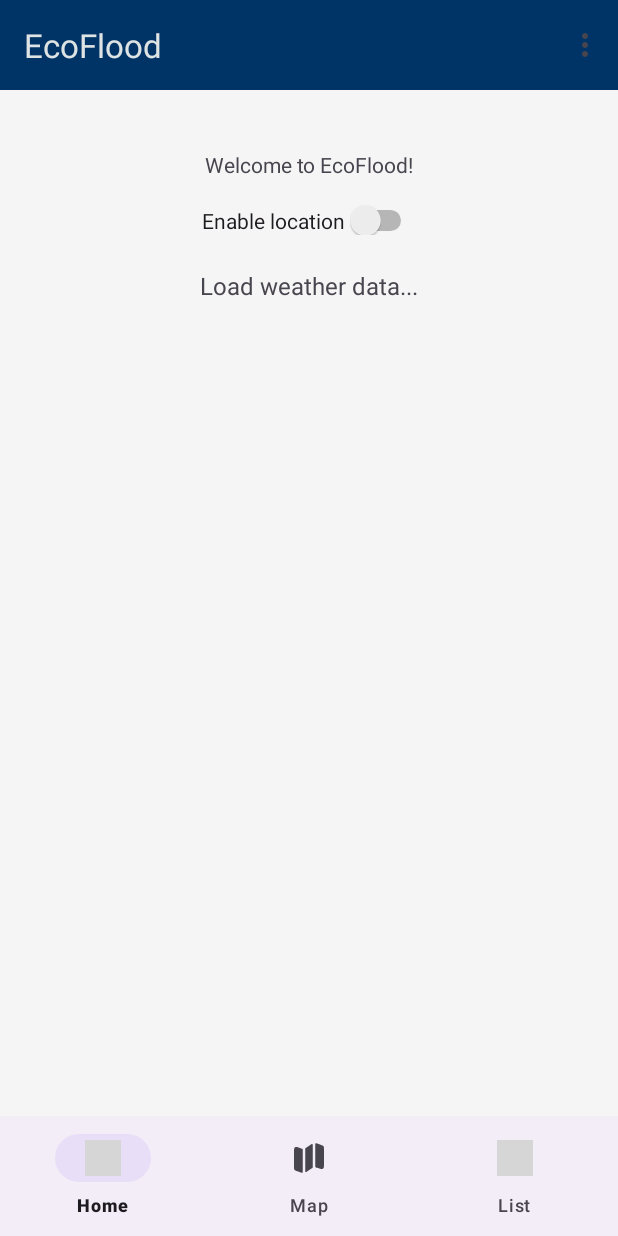
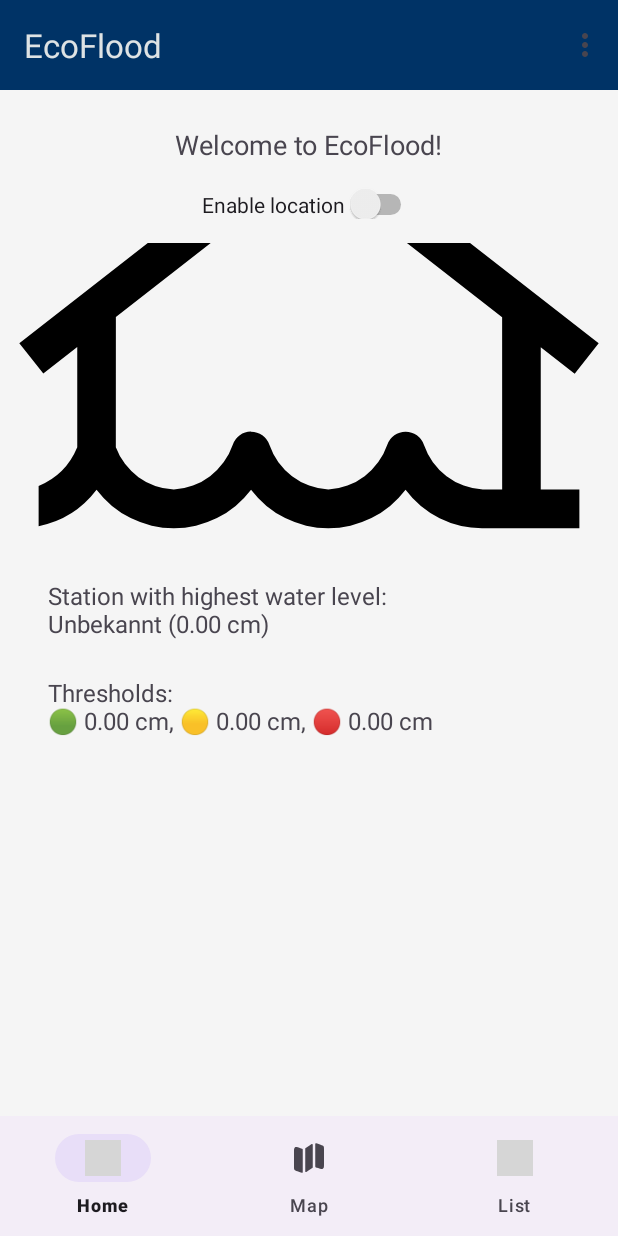
Before and after one commit to kliniik/MAD_Kotlin, an Android app: the screen it shows after launch (MainActivity), on a phone screen of 412 x 824 dp. Run offline under Robolectric (Android 15) with nearby library versions, the phone set to English and light mode, and no system bars; network calls fail; pictures from the network do not load; grey boxes are pictures that could not be loaded.

Commit message:
Added Image and other content on Home

```diff
--- a/app/build.gradle.kts
+++ b/app/build.gradle.kts
@@ -66,4 +66,8 @@ dependencies {
     implementation(libs.retrofit)
     implementation(libs.converter.gson)
     implementation(libs.logging.interceptor)
+
+    // Dependencies for glide
+    implementation(libs.glide)
+    kapt(libs.compiler)
 }
--- a/app/src/main/java/es/upm/btb/madproject/MainActivity.kt
+++ b/app/src/main/java/es/upm/btb/madproject/MainActivity.kt
@@ -23,14 +23,20 @@ import com.google.android.material.bottomnavigation.BottomNavigationView
 import com.google.android.material.navigation.NavigationView
 import androidx.drawerlayout.widget.DrawerLayout
 import android.os.Build
-
 import android.provider.Settings
 
 import androidx.lifecycle.lifecycleScope
+import com.bumptech.glide.Glide
 import es.upm.btb.madproject.room.AppDatabase
 import es.upm.btb.madproject.room.CoordinatesEntity
 import kotlinx.coroutines.launch
 import es.upm.btb.madproject.utils.PreferencesManager
+import es.upm.btb.madproject.network.RetrofitClient
+import es.upm.btb.madproject.network.PegelalarmResponse
+import retrofit2.Call
+import retrofit2.Callback
+import retrofit2.Response
+import java.util.Locale
 
 class MainActivity : AppCompatActivity(), LocationListener {
 
@@ -49,6 +55,14 @@ class MainActivity : AppCompatActivity(), LocationListener {
         val apiKey = PreferencesManager.getInstance().getApiKey()
 
         setContentView(R.layout.activity_main)
+
+        fetchHighestWaterLevel()
+        val floodImageUrl = "https://www.science.org/do/10.1126/science.abl5271/abs/germanyfloods_1280x720.jpg"
+
+        Glide.with(this)
+            .load(floodImageUrl)
+            .placeholder(R.drawable.icon_placeholder)
+            .into(findViewById(R.id.imageFlood))
 
         // set status bar color
         //window.statusBarColor = getColor(R.color.primaryColor)
@@ -362,4 +376,64 @@ class MainActivity : AppCompatActivity(), LocationListener {
             }
         }
     }
+
+    private fun fetchHighestWaterLevel() {
+        val commonIds = listOf(
+            "jucar-0O01DQG2-es", "jucar-0E03DQG2-es", "jucar-0O04DQG0-es", "jucar-0O03DQG0-es",
+            "jucar-0O02DQG0-es", "jucar-0E04EVI1-es", "jucar-0E01EVI1-es", "jucar-7C01DQG2-es",
+            "jucar-7A02DQG1-es", "jucar-0R04DQG0-es", "jucar-7E03EVI1-es", "jucar-1E04EVI1-es",
+            "jucar-6E03EVI1-es", "jucar-6E02DQG1-es", "jucar-6A02DQG1-es", "jucar-9O03DQG4-es",
+            "jucar-1E07DQG4-es", "jucar-1E09DQG1-es", "jucar-1E06EVI1-es", "jucar-1E03DQG3-es"
+        )
+
+        var maxLevel = 0.0
+        var highestStation = "Unbekannt"
+        var responsesReceived = 0
+
+        for (commonId in commonIds) {
+            RetrofitClient.api.getWaterLevelData(commonId).enqueue(object : Callback<PegelalarmResponse> {
+                override fun onResponse(call: Call<PegelalarmResponse>, response: Response<PegelalarmResponse>) {
+                    responsesReceived++
+                    if (response.isSuccessful) {
+                        response.body()?.let { data ->
+                            if (data.payload.stations.isNotEmpty()) {
+                                val station = data.payload.stations[0]
+                                val waterLevel = station.data.firstOrNull()?.value ?: 0.0
+                                if (waterLevel > maxLevel) {
+                                    maxLevel = waterLevel
+                                    highestStation = station.name
+                                }
+                            }
+                        }
+                    }
+                    if (responsesReceived == commonIds.size) {
+                        updateUI(maxLevel, highestStation)
+                    }
+                }
+
+                override fun onFailure(call: Call<PegelalarmResponse>, t: Throwable) {
+                    responsesReceived++
+                    if (responsesReceived == commonIds.size) {
+                        updateUI(maxLevel, highestStation)
+                    }
+                }
+            })
+        }
+    }
+
+    private fun updateUI(maxLevel: Double, highestStation: String) {
+        val thresholdGreen = if (maxLevel > 0) maxLevel / 3 else 0.0
+        val thresholdYellow = if (maxLevel > 0) 2 * maxLevel / 3 else 0.0
+
+        val format = "%.2f"  // Rundet auf 2 Nachkommastellen
+        val formattedGreen = String.format(Locale.ENGLISH, format, thresholdGreen)
+        val formattedYellow = String.format(Locale.ENGLISH, format, thresholdYellow)
+        val formattedMax = String.format(Locale.ENGLISH, format, maxLevel)
+
+        runOnUiThread {
+            findViewById<TextView>(R.id.tvHighestStation).text = "Station with highest water level: \n$highestStation ($formattedMax cm)"
+            findViewById<TextView>(R.id.tvThresholds).text = "Thresholds: \n🟢 $formattedGreen cm, 🟡 $formattedYellow cm, 🔴 $formattedMax cm"
+        }
+    }
+
 }
--- /dev/null
+++ b/app/src/main/res/drawable/icon_placeholder.xml
@@ -0,0 +1,12 @@
+<vector xmlns:android="http://schemas.android.com/apk/res/android"
+    android:width="800dp"
+    android:height="800dp"
+    android:viewportWidth="32"
+    android:viewportHeight="32">
+  <path
+      android:pathData="M29,28a2.883,2.883 0,0 1,-1 -0.182v-0.006a3.766,3.766 0,0 1,-2.053 -2.134A0.971,0.971 0,0 0,25 25a1.007,1.007 0,0 0,-0.949 0.684A3.438,3.438 0,0 1,21 28a3.44,3.44 0,0 1,-3.053 -2.321A0.989,0.989 0,0 0,17 25a1.007,1.007 0,0 0,-0.949 0.684A3.438,3.438 0,0 1,13 28a3.44,3.44 0,0 1,-3.053 -2.321,1 1,0 0,0 -1.895,0.005A3.438,3.438 0,0 1,5 28H2v2H5a4.932,4.932 0,0 0,4 -1.987,5.019 5.019,0 0,0 8,0 5.019,5.019 0,0 0,8 0,5.143 5.143,0 0,0 2.138,1.62A4.837,4.837 0,0 0,29 30h1V28Z"
+      android:fillColor="#000000"/>
+  <path
+      android:pathData="M28,13.63 L29.757,15 31,13.428 16.612,2.214a1.009,1.009 0,0 0,-1.243 0L1,13.419l1.243,1.572L4,13.621v5.188a3.691,3.691 0,0 1,-2 2.004L2,22.896a4.996,4.996 0,0 0,3 -1.883,5.019 5.019,0 0,0 8,0 5.019,5.019 0,0 0,8 0A4.932,4.932 0,0 0,25 23h5L30,21L28,21ZM21.949,18.683a1,1 0,0 0,-1.895 -0.005A3.44,3.44 0,0 1,17 21a3.438,3.438 0,0 1,-3.051 -2.316A1.007,1.007 0,0 0,13 18a0.989,0.989 0,0 0,-0.947 0.679A3.44,3.44 0,0 1,9 21a3.37,3.37 0,0 1,-3.002 -2.19L6,12.061l9.991,-7.79L26,12.072 26.002,21L25,21A3.438,3.438 0,0 1,21.949 18.684Z"
+      android:fillColor="#000000"/>
+</vector>
--- a/app/src/main/res/layout/activity_flood_response.xml
+++ /dev/null
@@ -1,10 +0,0 @@
-<?xml version="1.0" encoding="utf-8"?>
-<androidx.constraintlayout.widget.ConstraintLayout xmlns:android="http://schemas.android.com/apk/res/android"
-    xmlns:app="http://schemas.android.com/apk/res-auto"
-    xmlns:tools="http://schemas.android.com/tools"
-    android:id="@+id/main"
-    android:layout_width="match_parent"
-    android:layout_height="match_parent"
-    tools:context=".FloodResponse">
-
-</androidx.constraintlayout.widget.ConstraintLayout>
--- a/app/src/main/res/layout/activity_main.xml
+++ b/app/src/main/res/layout/activity_main.xml
@@ -13,7 +13,7 @@
         android:layout_height="match_parent"
         tools:context=".MainActivity">
 
-        <!-- main TextView -->
+        <!-- Toolbar TextView -->
         <androidx.appcompat.widget.Toolbar
             android:id="@+id/toolbar"
             android:layout_width="match_parent"
@@ -28,27 +28,17 @@
             app:title="EcoFlood"
             app:titleTextColor="@color/textColorPrimary" />
 
+        <!-- Main Title -->
         <TextView
             android:id="@+id/mainTextView"
             android:layout_width="wrap_content"
             android:layout_height="wrap_content"
-            android:paddingTop="40dp"
             android:text="Welcome to EcoFlood!"
-            app:layout_constraintEnd_toEndOf="parent"
-            app:layout_constraintStart_toStartOf="parent"
-            app:layout_constraintTop_toBottomOf="@id/toolbar" />
-
-        <TextView
-            android:id="@+id/weatherTextView"
-            android:layout_width="wrap_content"
-            android:layout_height="wrap_content"
-            android:text="Load weather data..."
-            android:textSize="16sp"
+            android:textSize="18sp"
+            app:layout_constraintTop_toBottomOf="@id/toolbar"
             app:layout_constraintStart_toStartOf="parent"
             app:layout_constraintEnd_toEndOf="parent"
-            app:layout_constraintTop_toBottomOf="@id/mainTextView"
-            android:paddingTop="60dp"
-            />
+            android:layout_marginTop="24dp"/>
 
         <!-- Switch for location -->
         <Switch
@@ -62,6 +52,46 @@
             app:layout_constraintStart_toStartOf="parent"
             app:layout_constraintTop_toBottomOf="@id/mainTextView" />
 
+        <!-- Flood picture -->
+        <ImageView
+            android:id="@+id/imageFlood"
+            android:layout_width="match_parent"
+            android:layout_height="200dp"
+            android:scaleType="centerCrop"
+            android:layout_marginTop="16dp"
+            app:layout_constraintTop_toBottomOf="@id/locationSwitch"
+            app:layout_constraintStart_toStartOf="parent"
+            app:layout_constraintEnd_toEndOf="parent"/>
+
+        <!-- Station with highest water level -->
+        <TextView
+            android:id="@+id/tvHighestStation"
+            android:layout_width="match_parent"
+            android:layout_height="wrap_content"
+            android:text="Highest station: Charging..."
+            android:textSize="16sp"
+            android:padding="8dp"
+            android:layout_marginStart="24dp"
+            android:layout_marginEnd="24dp"
+            app:layout_constraintTop_toBottomOf="@id/imageFlood"
+            app:layout_constraintStart_toStartOf="parent"
+            app:layout_constraintEnd_toEndOf="parent"
+            android:layout_marginTop="16dp"/>
+
+        <!-- Thresholds -->
+        <TextView
+            android:id="@+id/tvThresholds"
+            android:layout_width="match_parent"
+            android:layout_height="wrap_content"
+            android:text="Thresholds: Loading..."
+            android:textSize="16sp"
+            android:padding="8dp"
+            android:layout_marginStart="24dp"
+            android:layout_marginEnd="24dp"
+            app:layout_constraintTop_toBottomOf="@id/tvHighestStation"
+            app:layout_constraintStart_toStartOf="parent"
+            app:layout_constraintEnd_toEndOf="parent"
+            android:layout_marginTop="8dp"/>
 
         <!-- Bottom Navigation Bar -->
         <com.google.android.material.bottomnavigation.BottomNavigationView
--- a/gradle/libs.versions.toml
+++ b/gradle/libs.versions.toml
@@ -1,6 +1,7 @@
 [versions]
 agp = "8.8.0"
 drawerlayout = "1.2.0"
+glide = "4.15.1"
 kotlin = "1.9.24"
 coreKtx = "1.10.1"
 junit = "4.13.2"
@@ -23,7 +24,9 @@ androidx-drawerlayout = { module = "androidx.drawerlayout:drawerlayout", version
 androidx-room-compiler = { module = "androidx.room:room-compiler", version.ref = "roomRuntime" }
 androidx-room-ktx = { module = "androidx.room:room-ktx", version.ref = "roomRuntime" }
 androidx-room-runtime = { module = "androidx.room:room-runtime", version.ref = "roomRuntime" }
+compiler = { module = "com.github.bumptech.glide:compiler", version.ref = "glide" }
 converter-gson = { module = "com.squareup.retrofit2:converter-gson", version.ref = "retrofit" }
+glide = { module = "com.github.bumptech.glide:glide", version.ref = "glide" }
 junit = { group = "junit", name = "junit", version.ref = "junit" }
 androidx-junit = { group = "androidx.test.ext", name = "junit", version.ref = "junitVersion" }
 androidx-espresso-core = { group = "androidx.test.espresso", name = "espresso-core", version.ref = "espressoCore" }
```
